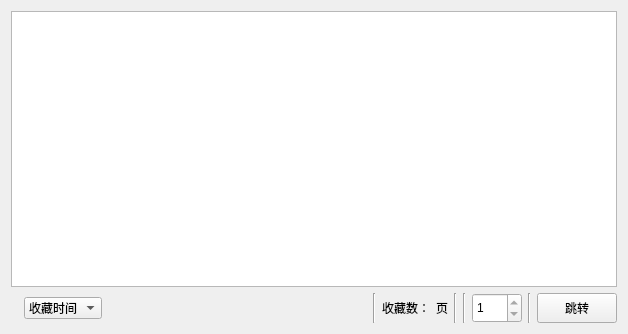
This is ui/ui_favorite.ui in tonquer/JMComic-qt as Qt 5 draws it before an edit. The edited form follows.
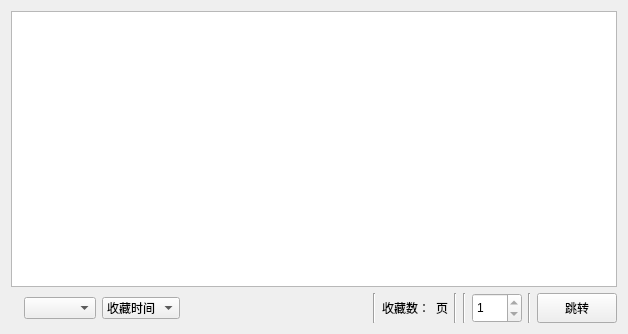
This is the edited form. Custom widgets are drawn as their Qt base class.

```diff
--- a/ui/ui_favorite.ui
+++ b/ui/ui_favorite.ui
@@ -36,6 +36,9 @@
          </property>
         </widget>
        </item>
+       <item>
+        <widget class="QComboBox" name="folderBox"/>
+       </item>
        <item>
         <widget class="QComboBox" name="sortCombox">
          <item>
```
